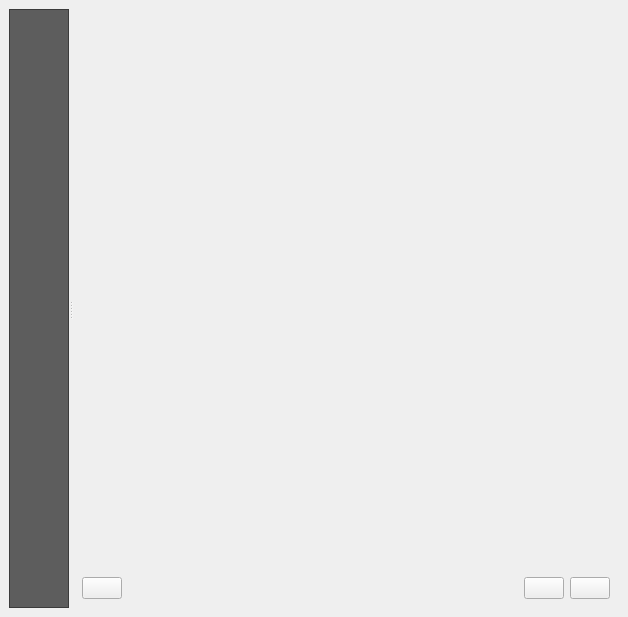
ghtmtt/DataPlotly, file ui/dataplotly_dockwidget_base.ui: the form before one commit.
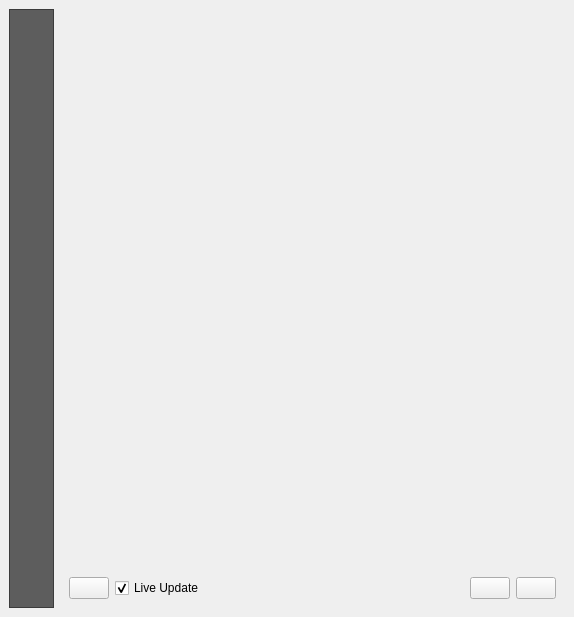
The form after the commit. The open tabs and pages were chosen to show the change. Custom widgets are drawn as their Qt base class.

Commit message: add checkbox for live update: useful with big amount of sources

What changed in the file:
```diff
--- a/ui/dataplotly_dockwidget_base.ui
+++ b/ui/dataplotly_dockwidget_base.ui
@@ -6,7 +6,7 @@
    <rect>
     <x>0</x>
     <y>0</y>
-    <width>628</width>
+    <width>574</width>
     <height>617</height>
    </rect>
   </property>
@@ -16,10 +16,6 @@
   <widget class="QWidget" name="dockWidgetContents">
    <layout class="QGridLayout" name="gridLayout_4">
     <item row="0" column="0">
-     <widget class="QSplitter" name="splitter">
-      <property name="orientation">
-       <enum>Qt::Horizontal</enum>
-      </property>
       <widget class="QListWidget" name="listWidget">
        <property name="sizePolicy">
         <sizepolicy hsizetype="Expanding" vsizetype="Expanding">
@@ -35,7 +31,7 @@
        </property>
        <property name="maximumSize">
         <size>
-         <width>60</width>
+        <width>45</width>
          <height>16777215</height>
         </size>
        </property>
@@ -55,6 +51,8 @@
 }</string>
        </property>
       </widget>
+    </item>
+    <item row="0" column="1">
       <widget class="QStackedWidget" name="stackedPlotWidget">
        <property name="currentIndex">
         <number>0</number>
@@ -105,7 +103,7 @@
              <rect>
               <x>0</x>
               <y>0</y>
-              <width>510</width>
+             <width>471</width>
               <height>565</height>
              </rect>
             </property>
@@ -492,7 +490,7 @@
              <rect>
               <x>0</x>
               <y>0</y>
-              <width>510</width>
+             <width>475</width>
               <height>624</height>
              </rect>
             </property>
@@ -725,7 +723,7 @@
         <layout class="QGridLayout" name="gridLayout_5">
          <item row="0" column="0">
           <layout class="QGridLayout" name="gridLayout_28">
-           <item row="0" column="0" colspan="5">
+          <item row="0" column="0" colspan="6">
             <widget class="QWidget" name="plot_qview" native="true">
              <property name="sizePolicy">
               <sizepolicy hsizetype="Preferred" vsizetype="Preferred">
@@ -735,7 +733,20 @@
              </property>
             </widget>
            </item>
-           <item row="2" column="3" colspan="2">
+          <item row="2" column="2">
+           <spacer name="horizontalSpacer">
+            <property name="orientation">
+             <enum>Qt::Horizontal</enum>
+            </property>
+            <property name="sizeHint" stdset="0">
+             <size>
+              <width>40</width>
+              <height>20</height>
+             </size>
+            </property>
+           </spacer>
+          </item>
+          <item row="2" column="4" colspan="2">
             <widget class="QPushButton" name="save_plot_btn">
              <property name="toolTip">
               <string>Export as image</string>
@@ -754,7 +765,7 @@
              </property>
             </widget>
            </item>
-           <item row="2" column="2">
+          <item row="2" column="3">
             <widget class="QPushButton" name="save_plot_html_btn">
              <property name="toolTip">
               <string>Export as html</string>
@@ -772,17 +783,14 @@
             </widget>
            </item>
            <item row="2" column="1">
-            <spacer name="horizontalSpacer">
-             <property name="orientation">
-              <enum>Qt::Horizontal</enum>
-             </property>
-             <property name="sizeHint" stdset="0">
-              <size>
-               <width>40</width>
-               <height>20</height>
-              </size>
-             </property>
-            </spacer>
+           <widget class="QCheckBox" name="live_update_check">
+            <property name="text">
+             <string>Live Update</string>
+            </property>
+            <property name="checked">
+             <bool>true</bool>
+            </property>
+           </widget>
            </item>
           </layout>
          </item>
@@ -801,7 +809,6 @@
           <widget class="QTextBrowser" name="raw_plot_text"/>
          </item>
         </layout>
-       </widget>
       </widget>
      </widget>
     </item>
```
Lines whose indentation alone changed are shown as unchanged. The commit also changes 1 other file.
